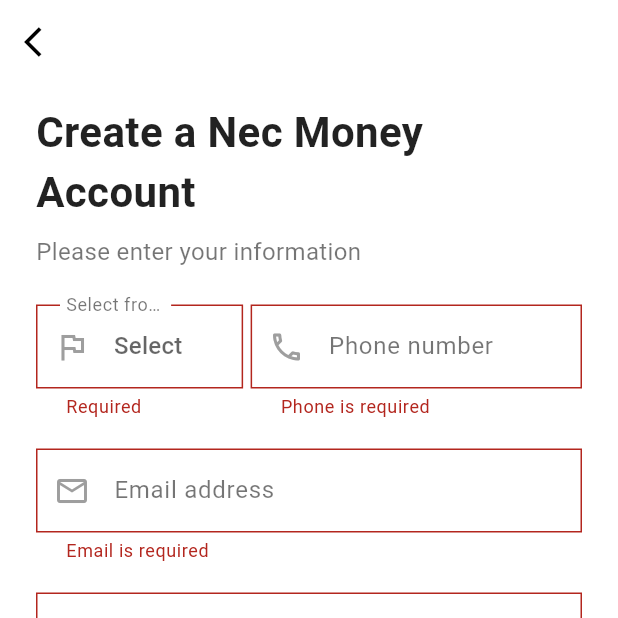
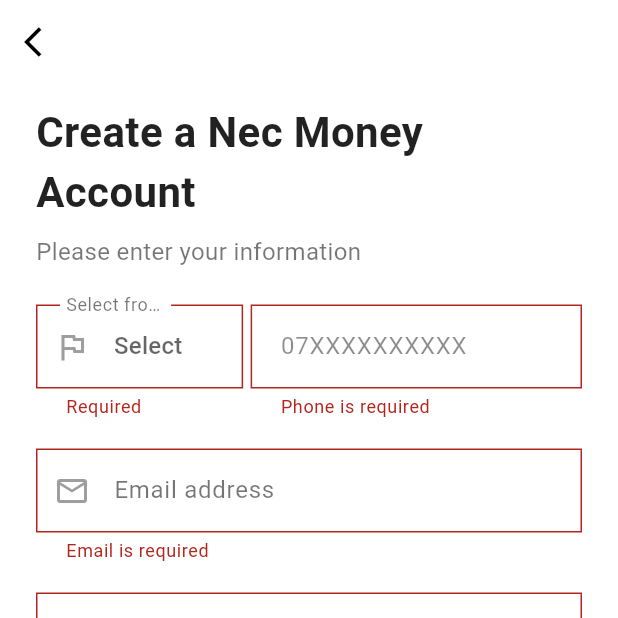
Before and after one commit to RkTushar/nec_app, a Flutter app: the SignupScreen2 screen opened directly, after a tap on "Continue", on a phone screen of 412 x 824 dp, the top half of it. Run offline on Flutter 3.47's test engine with Material 3 defaults, Android fonts, the phone set to English and light mode, and no system bars.

Commit message:
Update signup_screen_2.dart

```diff
--- a/nec_app/lib/screens/auth/signup_screen_2.dart
+++ b/nec_app/lib/screens/auth/signup_screen_2.dart
@@ -8,6 +8,7 @@ import '../../widgets/custom_text_field.dart';
 import '../../widgets/password_text_field.dart';
 import '../../widgets/primary_button.dart';
 import '../../widgets/select_country_widget.dart';
+import '../../widgets/phone_number_field.dart';
 
 const Color _primaryGreen = Color(0xFF4CAF50);
 
@@ -123,54 +124,24 @@ class _SignupScreen2State extends State<SignupScreen2> {
                 const SizedBox(height: 24),
 
                 // Country code + phone number
-                Row(
-                  children: <Widget>[
-                    Expanded(
-                      flex: 5,
-                      child: SelectCountryField(
+                PhoneNumberField(
+                  controller: _phoneController,
                   selectedCountryData: _selectedCountry,
                   initialCountryCode: widget.initialCountryCode,
-                        showDialCode: true,
-                        readOnly: true,
-                        // Add this property to hide the dropdown icon
-                        showDropdownIcon: false,
-                        onChanged: (Map<String, String>? value) {
+                  onCountryChanged: (Map<String, String>? value) {
                     setState(() {
                       _selectedCountry = value;
                     });
                   },
                   validator: (value) {
-                          if (value == null || (value['code'] ?? '').isEmpty) {
-                            return 'Required';
-                          }
-                          return null;
-                        },
-                      ),
-                    ),
-                    const SizedBox(width: 5),
-                    Expanded(
-                      flex: 8,
-                      child: CustomTextField(
-                        controller: _phoneController,
-                        labelText: 'Phone number',
-                        prefixIcon: Icons.phone_outlined,
-                        keyboardType: TextInputType.phone,
-                        inputFormatters: [
-                          FilteringTextInputFormatter.digitsOnly,
-                        ],
-                        validator: (value) {
                     if (value == null || value.trim().isEmpty) {
                       return 'Phone is required';
                     }
-                          if (value.replaceAll(RegExp(r'[^0-9]'), '').length <
-                              7) {
+                    if (value.replaceAll(RegExp(r'[^0-9]'), '').length < 7) {
                       return 'Enter a valid phone';
                     }
                     return null;
                   },
-                      ),
-                    ),
-                  ],
                 ),
                 const SizedBox(height: 20),
 
@@ -249,7 +220,10 @@ class _SignupScreen2State extends State<SignupScreen2> {
                     ),
                     border: OutlineInputBorder(
                       borderRadius: BorderRadius.circular(0),
-                      borderSide: const BorderSide(color: Colors.grey, width: 1),
+                      borderSide: const BorderSide(
+                        color: Colors.grey,
+                        width: 1,
+                      ),
                     ),
                     enabledBorder: OutlineInputBorder(
                       borderRadius: BorderRadius.circular(0),
```
Lines whose indentation alone changed are shown as unchanged.
